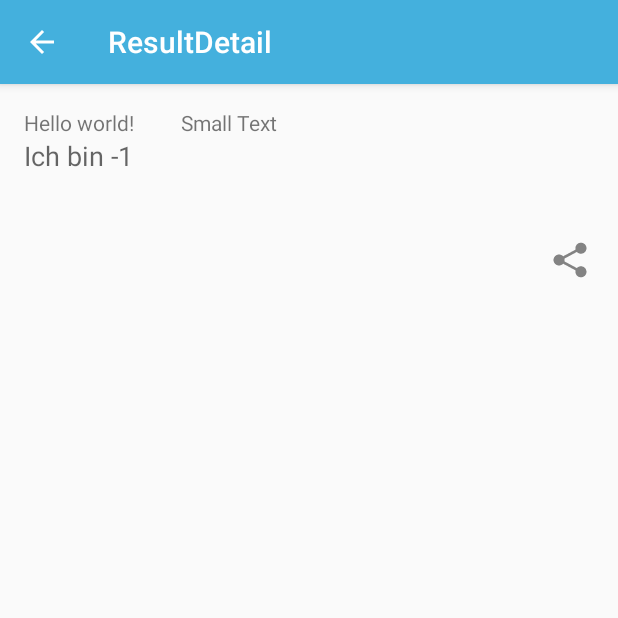
After one commit to urss1/a2b, an Android app: the ResultDetail screen opened directly, with no data from a screen before it, on a phone screen of 412 x 824 dp, the top half of it. The commit adds this screen. Run offline under Robolectric (Android 15) with nearby library versions, the phone set to English and light mode, and no system bars; 2 statements that could not run were skipped.

Commit message:
Version 2 - Add Code

```diff
--- a/A2B/app/src/main/AndroidManifest.xml
+++ b/A2B/app/src/main/AndroidManifest.xml
@@ -38,6 +38,11 @@
             android:name=".FavoriteActivity"
             android:label="@string/title_activity_favorite" >
         </activity>
+        <activity
+            android:name=".ResultDetail"
+            android:label="@string/title_activity_result_detail"
+            android:parentActivityName=".ResultActivity">
+        </activity>
     </application>
 
 </manifest>
--- a/A2B/app/src/main/java/hsr/rafurs/a2b/ResultActivity.java
+++ b/A2B/app/src/main/java/hsr/rafurs/a2b/ResultActivity.java
@@ -11,6 +11,7 @@ import android.view.MenuItem;
 import android.view.View;
 import android.view.ViewGroup;
 import android.os.Build;
+import android.widget.Toast;
 
 
 public class ResultActivity extends ActionBarActivity implements SearchResultFragment.OnFragmentInteractionListener {
@@ -25,7 +26,6 @@ public class ResultActivity extends ActionBarActivity implements SearchResultFra
                     .commit();
         }
     }
-
 
     @Override
     public boolean onCreateOptionsMenu(Menu menu) {
@@ -46,6 +46,7 @@ public class ResultActivity extends ActionBarActivity implements SearchResultFra
 
     @Override
     public void onFragmentInteraction(String id) {
+        Toast.makeText(getApplicationContext(), "Frag listener " +id, Toast.LENGTH_SHORT).show();
+    }
 
-    }
 }
--- /dev/null
+++ b/A2B/app/src/main/java/hsr/rafurs/a2b/ResultDetail.java
@@ -0,0 +1,74 @@
+package hsr.rafurs.a2b;
+
+import android.content.Intent;
+import android.media.Image;
+import android.support.v7.app.ActionBarActivity;
+import android.os.Bundle;
+import android.view.Menu;
+import android.view.MenuItem;
+import android.view.View;
+import android.widget.ImageButton;
+import android.widget.TextView;
+
+import ch.schoeb.opendatatransport.model.Connection;
+import hsr.rafurs.a2b.SearchResult.Global;
+import hsr.rafurs.a2b.SearchResult.SearchResultItem;
+
+
+public class ResultDetail extends ActionBarActivity {
+    private Connection connection;
+
+    @Override
+    protected void onCreate(Bundle savedInstanceState) {
+        super.onCreate(savedInstanceState);
+        setContentView(R.layout.activity_result_detail);
+        int pos = getIntent().getIntExtra("position", -1);
+
+        SearchResultItem sri = Global.searchResultItem;
+        connection = sri.GetConnection(pos);
+
+        TextView text = (TextView) findViewById(R.id.text1);
+        text.setText(connection.toString());
+        TextView text2 = (TextView) findViewById(R.id.text2);
+        text2.setText("Ich bin " + pos);
+
+        final ImageButton shareConnection = (ImageButton) findViewById(R.id.imgButShareConnection);
+        shareConnection.setOnClickListener(new View.OnClickListener() {
+            @Override
+            public void onClick(View v) {
+                shareConnection();
+            }
+        });
+    }
+
+
+    @Override
+    public boolean onCreateOptionsMenu(Menu menu) {
+        // Inflate the menu; this adds items to the action bar if it is present.
+        getMenuInflater().inflate(R.menu.menu_result_detail, menu);
+        return true;
+    }
+
+    @Override
+    public boolean onOptionsItemSelected(MenuItem item) {
+        // Handle action bar item clicks here. The action bar will
+        // automatically handle clicks on the Home/Up button, so long
+        // as you specify a parent activity in AndroidManifest.xml.
+        int id = item.getItemId();
+
+        return super.onOptionsItemSelected(item);
+    }
+
+
+    private void shareConnection() {
+        Intent sendIntent = new Intent();
+        sendIntent.setAction(Intent.ACTION_SEND);
+        // ToDo: Besserer Text machen
+        sendIntent.putExtra(Intent.EXTRA_TEXT, connection.toString());
+        sendIntent.setType("text/plain");
+        startActivity(sendIntent);
+    }
+
+
+
+}
--- a/A2B/app/src/main/java/hsr/rafurs/a2b/SearchResult/SearchResultItem.java
+++ b/A2B/app/src/main/java/hsr/rafurs/a2b/SearchResult/SearchResultItem.java
@@ -23,7 +23,6 @@ public class SearchResultItem {
     private boolean isArrival;
     private String strTime;
     private String strDate;
-
 
     public String GetFromStation() {
         return  this.from;
@@ -76,6 +75,10 @@ public class SearchResultItem {
 
     public List<Connection> ITEMS = new ArrayList<Connection>();
 
+    public Connection GetConnection(int position) {
+        return (Connection)ITEMS.get(position);
+    }
+
     public Map<String, Connection> ITEM_MAP = new HashMap<String, Connection>();
 
     private void addItem(Connection item) {
--- /dev/null
+++ b/A2B/app/src/main/res/layout/activity_result_detail.xml
@@ -0,0 +1,47 @@
+<RelativeLayout xmlns:android="http://schemas.android.com/apk/res/android"
+    xmlns:tools="http://schemas.android.com/tools" android:layout_width="match_parent"
+    android:layout_height="match_parent" android:paddingLeft="@dimen/activity_horizontal_margin"
+    android:paddingRight="@dimen/activity_horizontal_margin"
+    android:paddingTop="@dimen/activity_vertical_margin"
+    android:paddingBottom="@dimen/activity_vertical_margin"
+    tools:context="hsr.rafurs.a2b.ResultDetail">
+
+    <TextView android:text="@string/hello_world" android:layout_width="wrap_content"
+        android:layout_height="wrap_content"
+        android:id="@+id/text1" />
+
+    <TextView
+        android:layout_width="wrap_content"
+        android:layout_height="wrap_content"
+        android:textAppearance="?android:attr/textAppearanceSmall"
+        android:text="Small Text"
+        android:id="@+id/text1"
+        android:layout_below="@+id/text1"
+        android:layout_alignParentRight="true"
+        android:layout_alignParentEnd="true"
+        android:layout_marginRight="211dp"
+        android:layout_marginEnd="211dp" />
+
+    <TextView
+        android:layout_width="wrap_content"
+        android:layout_height="wrap_content"
+        android:textAppearance="?android:attr/textAppearanceMedium"
+        android:text="Medium Text"
+        android:id="@+id/text2"
+        android:layout_below="@+id/text1"
+        android:layout_alignParentLeft="true"
+        android:layout_alignParentStart="true" />
+
+    <ImageButton
+        android:layout_width="wrap_content"
+        android:layout_height="wrap_content"
+        android:id="@+id/imgButShareConnection"
+        android:layout_below="@+id/text2"
+        android:layout_alignParentRight="true"
+        android:layout_alignParentEnd="true"
+        android:layout_marginTop="41dp"
+        android:src="@drawable/ic_action_share"
+        android:background="?android:attr/selectableItemBackground"
+        android:adjustViewBounds="true" />
+
+</RelativeLayout>
--- a/A2B/app/src/main/res/layout/listview_resultitem.xml
+++ b/A2B/app/src/main/res/layout/listview_resultitem.xml
@@ -50,7 +50,6 @@
         android:layout_height="wrap_content"
         android:id="@+id/imgBtnShowDetailConnection"
         android:src="@drawable/ic_action_next_item"
-        android:nestedScrollingEnabled="false"
-        android:onClick=""/>
+        android:nestedScrollingEnabled="false" />
 
 </LinearLayout>
--- /dev/null
+++ b/A2B/app/src/main/res/menu/menu_result_detail.xml
@@ -0,0 +1,4 @@
+<menu xmlns:android="http://schemas.android.com/apk/res/android"
+    xmlns:app="http://schemas.android.com/apk/res-auto"
+    xmlns:tools="http://schemas.android.com/tools" tools:context="hsr.rafurs.a2b.ResultDetail">
+</menu>
--- a/A2B/app/src/main/res/values/strings.xml
+++ b/A2B/app/src/main/res/values/strings.xml
@@ -55,5 +55,6 @@
     <string name="resultTextDate">01.01.1970</string>
     <string name="resultTextToStation">Ankunftsort</string>
     <string name="resultTextTime">12:00</string>
+    <string name="title_activity_result_detail">ResultDetail</string>
 
 </resources>
```
Also changed, not shown: A2B/app/src/main/java/hsr/rafurs/a2b/SearchResult/SearchResultItemAdapter.java (+9 -4 lines), A2B/app/src/main/res/layout/fragment_result.xml (deleted, +0 -22 lines), A2B/app/src/main/res/drawable-hdpi/ic_action_share.png (added), A2B/app/src/main/res/drawable-mdpi/ic_action_share.png (added), A2B/app/src/main/res/drawable-xhdpi/ic_action_share.png (added), A2B/app/src/main/res/drawable-xxhdpi/ic_action_share.png (added).
